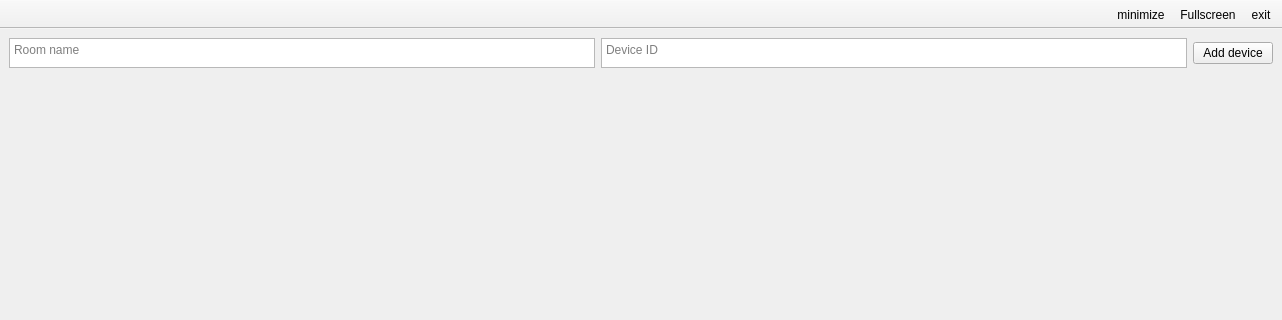
Before: the Qt Designer form RPI/weatherstation/mainwindow.ui in domazetov/weatherstation, drawn with Qt 5; both pictures show x 0 to 1282 and y 0 to 320 of the 1282 by 720 pixel window.
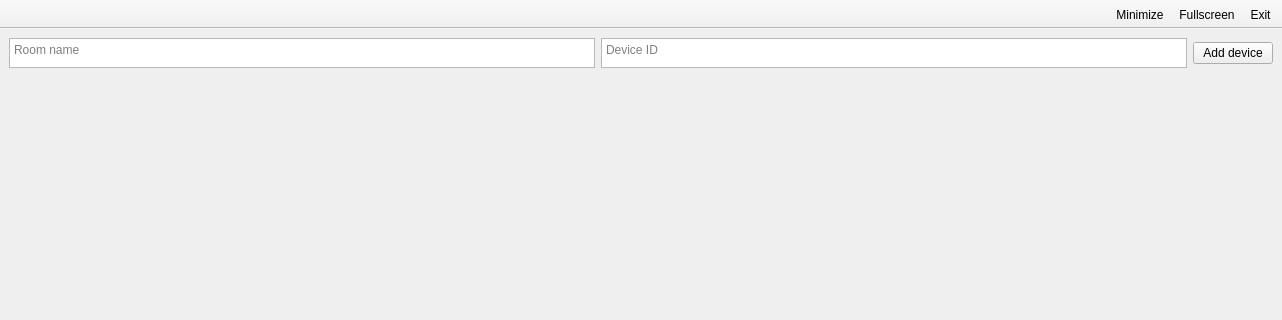
After: the same form once the commit is applied. Icons and pictures are not drawn.

Commit message: Working E2E ESP/DB

What changed in the file:
```diff
--- a/RPI/weatherstation/mainwindow.ui
+++ b/RPI/weatherstation/mainwindow.ui
@@ -212,9 +212,9 @@
    <attribute name="toolBarBreak">
     <bool>false</bool>
    </attribute>
-   <addaction name="actionexit"/>
+   <addaction name="actionExit"/>
    <addaction name="actionFullscreen"/>
-   <addaction name="actionminimize"/>
+   <addaction name="actionMinimize"/>
   </widget>
   <widget class="QStatusBar" name="statusBar"/>
   <action name="actionFullscreen">
@@ -232,25 +232,25 @@
     <string>Ctrl+F</string>
    </property>
   </action>
-  <action name="actionminimize">
+  <action name="actionMinimize">
    <property name="icon">
     <iconset resource="resources.qrc">
      <normaloff>:/icons/gui/minimize.png</normaloff>:/icons/gui/minimize.png</iconset>
    </property>
    <property name="text">
-    <string>minimize</string>
+    <string>Minimize</string>
    </property>
    <property name="toolTip">
     <string>Minimize application</string>
    </property>
   </action>
-  <action name="actionexit">
+  <action name="actionExit">
    <property name="icon">
     <iconset resource="resources.qrc">
      <normaloff>:/icons/gui/exit.png</normaloff>:/icons/gui/exit.png</iconset>
    </property>
    <property name="text">
-    <string>exit</string>
+    <string>Exit</string>
    </property>
    <property name="toolTip">
     <string>Exit application</string>
```
The commit also changes 2 other files.
